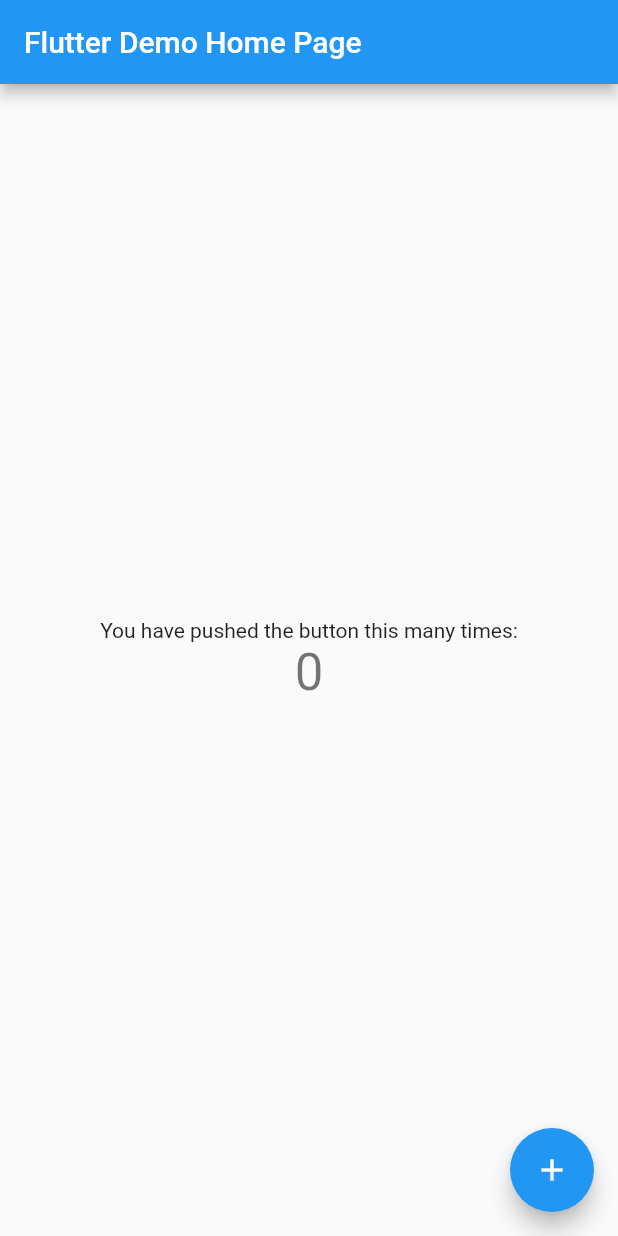
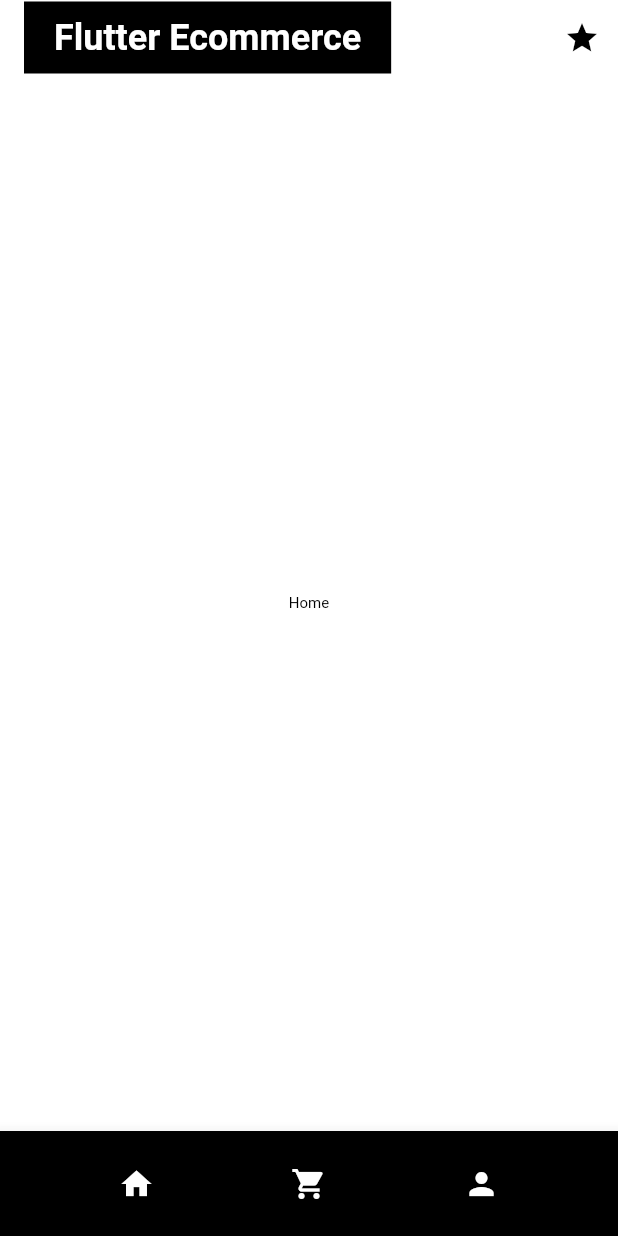
Before and after one commit to hectorlopezv/flutter_eccomerce_bloc, a Flutter app: the screen it shows after launch, on a phone screen of 412 x 824 dp. Run offline on Flutter 3.47's test engine with Material 2 defaults, Android fonts, the phone set to English and light mode, and no system bars; Roboto replaces fonts that are missing (Avenir).

Commit message:
project setup, theme, routing

```diff
--- a/lib/main.dart
+++ b/lib/main.dart
@@ -1,4 +1,7 @@
 import 'package:flutter/material.dart';
+import 'package:flutter_eccomerce_bloc/presentation/config/routing/app_router.dart';
+import 'package:flutter_eccomerce_bloc/presentation/config/styles/theme.dart';
+import 'package:flutter_eccomerce_bloc/presentation/screen/home_screen.dart';
 
 void main() {
   runApp(const MyApp());
@@ -11,105 +14,10 @@
   @override
   Widget build(BuildContext context) {
     return MaterialApp(
-      title: 'Flutter Demo',
-      theme: ThemeData(
-        // This is the theme of your application.
-        //
-        // Try running your application with "flutter run". You'll see the
-        // application has a blue toolbar. Then, without quitting the app, try
-        // changing the primarySwatch below to Colors.green and then invoke
-        // "hot reload" (press "r" in the console where you ran "flutter run",
-        // or simply save your changes to "hot reload" in a Flutter IDE).
-        // Notice that the counter didn't reset back to zero; the application
-        // is not restarted.
-        primarySwatch: Colors.blue,
-      ),
-      home: const MyHomePage(title: 'Flutter Demo Home Page'),
-    );
+        title: 'Flutter Demo',
+        initialRoute: HomeScreen.routeName,
+        onGenerateRoute: AppRouter.onGenerateRoute,
+        theme: theme(),
+        home: HomeScreen());
   }
 }
-
-class MyHomePage extends StatefulWidget {
-  const MyHomePage({Key? key, required this.title}) : super(key: key);
-
-  // This widget is the home page of your application. It is stateful, meaning
-  // that it has a State object (defined below) that contains fields that affect
-  // how it looks.
-
-  // This class is the configuration for the state. It holds the values (in this
-  // case the title) provided by the parent (in this case the App widget) and
-  // used by the build method of the State. Fields in a Widget subclass are
-  // always marked "final".
-
-  final String title;
-
-  @override
-  State<MyHomePage> createState() => _MyHomePageState();
-}
-
-class _MyHomePageState extends State<MyHomePage> {
-  int _counter = 0;
-
-  void _incrementCounter() {
-    setState(() {
-      // This call to setState tells the Flutter framework that something has
-      // changed in this State, which causes it to rerun the build method below
-      // so that the display can reflect the updated values. If we changed
-      // _counter without calling setState(), then the build method would not be
-      // called again, and so nothing would appear to happen.
-      _counter++;
-    });
-  }
-
-  @override
-  Widget build(BuildContext context) {
-    // This method is rerun every time setState is called, for instance as done
-    // by the _incrementCounter method above.
-    //
-    // The Flutter framework has been optimized to make rerunning build methods
-    // fast, so that you can just rebuild anything that needs updating rather
-    // than having to individually change instances of widgets.
-    return Scaffold(
-      appBar: AppBar(
-        // Here we take the value from the MyHomePage object that was created by
-        // the App.build method, and use it to set our appbar title.
-        title: Text(widget.title),
-      ),
-      body: Center(
-        // Center is a layout widget. It takes a single child and positions it
-        // in the middle of the parent.
-        child: Column(
-          // Column is also a layout widget. It takes a list of children and
-          // arranges them vertically. By default, it sizes itself to fit its
-          // children horizontally, and tries to be as tall as its parent.
-          //
-          // Invoke "debug painting" (press "p" in the console, choose the
-          // "Toggle Debug Paint" action from the Flutter Inspector in Android
-          // Studio, or the "Toggle Debug Paint" command in Visual Studio Code)
-          // to see the wireframe for each widget.
-          //
-          // Column has various properties to control how it sizes itself and
-          // how it positions its children. Here we use mainAxisAlignment to
-          // center the children vertically; the main axis here is the vertical
-          // axis because Columns are vertical (the cross axis would be
-          // horizontal).
-          mainAxisAlignment: MainAxisAlignment.center,
-          children: <Widget>[
-            const Text(
-              'You have pushed the button this many times:',
-            ),
-            Text(
-              '$_counter',
-              style: Theme.of(context).textTheme.headline4,
-            ),
-          ],
-        ),
-      ),
-      floatingActionButton: FloatingActionButton(
-        onPressed: _incrementCounter,
-        tooltip: 'Increment',
-        child: const Icon(Icons.add),
-      ), // This trailing comma makes auto-formatting nicer for build methods.
-    );
-  }
-}
--- /dev/null
+++ b/lib/presentation/config/styles/theme.dart
@@ -0,0 +1,54 @@
+import 'package:flutter/material.dart';
+
+ThemeData theme() {
+  return ThemeData(
+    scaffoldBackgroundColor: Colors.white,
+    fontFamily: "Avenir",
+    textTheme: textTheme(),
+  );
+}
+
+TextTheme textTheme() {
+  return const TextTheme(
+    headline1: TextStyle(
+      color: Colors.black,
+      fontSize: 32,
+      fontWeight: FontWeight.bold,
+    ),
+    headline2: TextStyle(
+      color: Colors.black,
+      fontSize: 24,
+      fontWeight: FontWeight.bold,
+    ),
+    headline3: TextStyle(
+      color: Colors.black,
+      fontSize: 18,
+      fontWeight: FontWeight.bold,
+    ),
+    headline4: TextStyle(
+      color: Colors.black,
+      fontSize: 16,
+      fontWeight: FontWeight.bold,
+    ),
+    headline5: TextStyle(
+      color: Colors.black,
+      fontSize: 14,
+      fontWeight: FontWeight.bold,
+    ),
+    headline6: TextStyle(
+      color: Colors.black,
+      fontSize: 14,
+      fontWeight: FontWeight.normal,
+    ),
+    bodyText1: TextStyle(
+      color: Colors.black,
+      fontSize: 12,
+      fontWeight: FontWeight.normal,
+    ),
+    bodyText2: TextStyle(
+      color: Colors.black,
+      fontSize: 10,
+      fontWeight: FontWeight.normal,
+    ),
+  );
+}
--- /dev/null
+++ b/lib/presentation/screen/home_screen.dart
@@ -0,0 +1,23 @@
+import 'package:flutter/material.dart';
+import 'package:flutter_eccomerce_bloc/presentation/widgets/custom_app_bar.dart';
+import 'package:flutter_eccomerce_bloc/presentation/widgets/custom_nav_bar.dart';
+
+class HomeScreen extends StatelessWidget {
+  const HomeScreen({Key? key}) : super(key: key);
+
+  static const String routeName = "/";
+  static Route route() {
+    return MaterialPageRoute(builder: (context) => HomeScreen());
+  }
+
+  @override
+  Widget build(BuildContext context) {
+    return Scaffold(
+      appBar: CustomAppBar(title: "Flutter Ecommerce"),
+      bottomNavigationBar: CustomNavBar(),
+      body: Center(
+        child: Text('Home'),
+      ),
+    );
+  }
+}
--- /dev/null
+++ b/lib/presentation/widgets/custom_app_bar.dart
@@ -0,0 +1,37 @@
+import 'package:flutter/material.dart';
+
+class CustomAppBar extends StatelessWidget with PreferredSizeWidget {
+  final String title;
+  const CustomAppBar({Key? key, required this.title}) : super(key: key);
+  @override
+  Size get preferredSize => const Size.fromHeight(50);
+  @override
+  Widget build(BuildContext context) {
+    return AppBar(
+      title: Container(
+        color: Colors.black,
+        padding: const EdgeInsets.symmetric(
+          horizontal: 20,
+          vertical: 10,
+        ),
+        child: Text(
+          title,
+          style: Theme.of(context).textTheme.headline2?.copyWith(
+                color: Colors.white,
+              ),
+        ),
+      ),
+      iconTheme: const IconThemeData(color: Colors.black),
+      actions: [
+        IconButton(
+          icon: const Icon(Icons.star),
+          onPressed: () {
+            Navigator.pushNamed(context, "/wish_list");
+          },
+        ),
+      ],
+      backgroundColor: Colors.transparent,
+      elevation: 0,
+    );
+  }
+}
--- /dev/null
+++ b/lib/presentation/widgets/custom_nav_bar.dart
@@ -0,0 +1,52 @@
+import 'package:flutter/material.dart';
+
+class CustomNavBar extends StatelessWidget {
+  const CustomNavBar({
+    Key? key,
+  }) : super(key: key);
+  void nextRoute(BuildContext context, String routeName) {
+    Navigator.pushNamed(context, routeName);
+  }
+
+  @override
+  Widget build(BuildContext context) {
+    return BottomAppBar(
+      color: Colors.black,
+      child: Container(
+        height: 70,
+        child: Row(
+          mainAxisAlignment: MainAxisAlignment.spaceEvenly,
+          children: [
+            IconButton(
+              onPressed: () {
+                nextRoute(context, "/");
+              },
+              icon: Icon(
+                Icons.home,
+                color: Colors.white,
+              ),
+            ),
+            IconButton(
+              onPressed: () {
+                nextRoute(context, "/cart");
+              },
+              icon: Icon(
+                Icons.shopping_cart,
+                color: Colors.white,
+              ),
+            ),
+            IconButton(
+              onPressed: () {
+                nextRoute(context, "/user");
+              },
+              icon: Icon(
+                Icons.person,
+                color: Colors.white,
+              ),
+            ),
+          ],
+        ),
+      ),
+    );
+  }
+}
```
Also changed, not shown: lib/presentation/config/routing/app_router.dart (added, +36 -0 lines), lib/presentation/screen/cart_screen.dart (added, +23 -0 lines), lib/presentation/screen/catalog_screen.dart (added, +23 -0 lines), lib/presentation/screen/product_screen.dart (added, +23 -0 lines), lib/presentation/screen/wish_list_screen.dart (added, +23 -0 lines), 164 other files.
